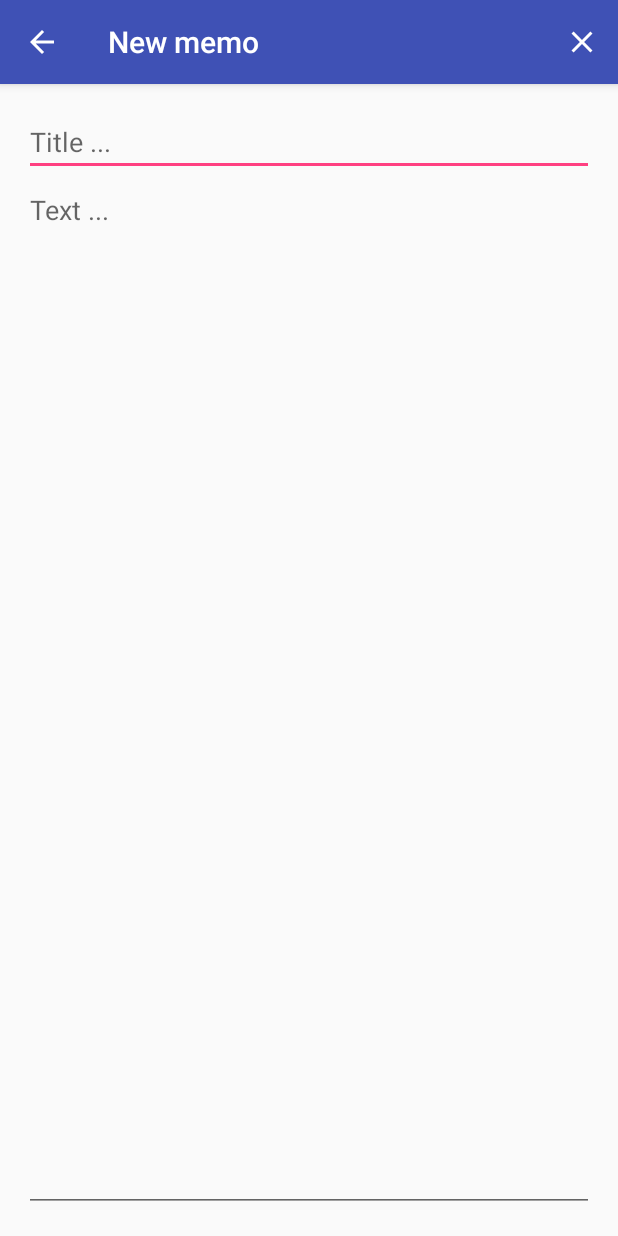
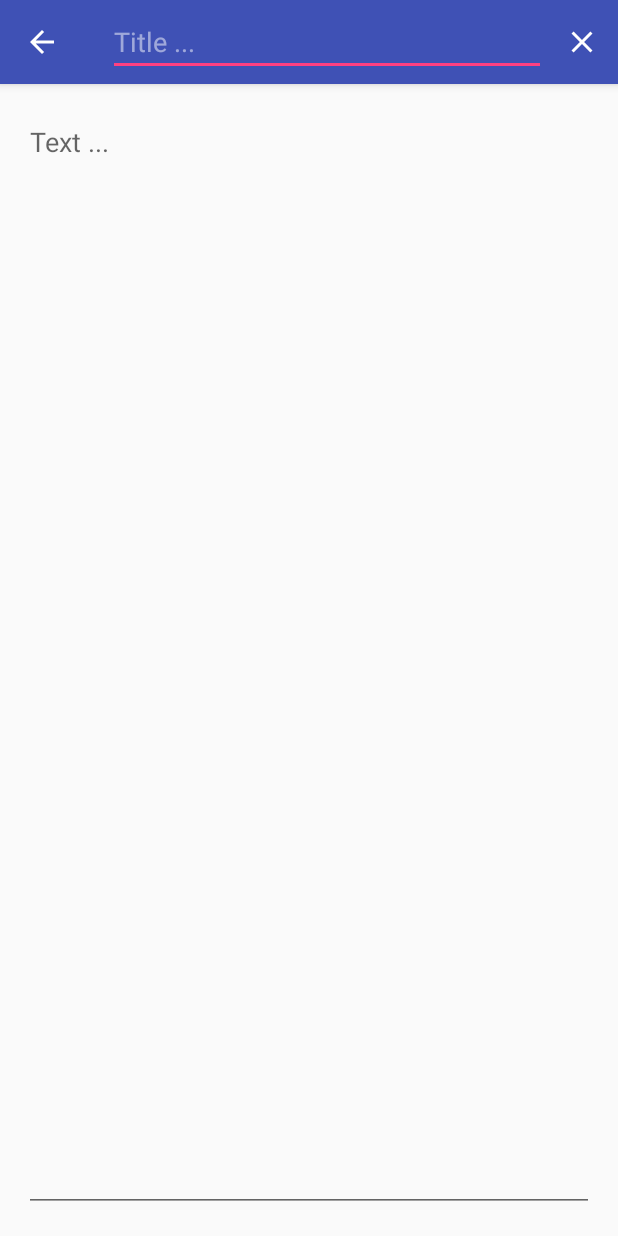
Before and after one commit to bennofs/findet-memo, an Android app: the NewTextMemoActivity screen opened directly, with no data from a screen before it, on a phone screen of 412 x 824 dp. Run offline under Robolectric (Android 15) with nearby library versions, the light colour scheme and no system bars.

Commit message:
Edittext for memo title moved to tool bar

```diff
--- a/app/src/main/res/layout/activity_new_text_memo.xml
+++ b/app/src/main/res/layout/activity_new_text_memo.xml
@@ -19,7 +19,14 @@
             android:layout_height="?attr/actionBarSize"
             android:background="?attr/colorPrimary"
             app:popupTheme="@style/AppTheme.PopupOverlay"
-            android:title="New Memo"></android.support.v7.widget.Toolbar>
+            android:title="New Memo">
+
+            <EditText
+                android:id="@+id/edittext_newtextmemo_title"
+                android:layout_width="match_parent"
+                android:layout_height="wrap_content"
+                android:hint="Title ..." />
+        </android.support.v7.widget.Toolbar>
     </android.support.design.widget.AppBarLayout>
 
     <RelativeLayout
@@ -31,17 +38,11 @@
         android:paddingTop="@dimen/activity_vertical_margin"
         app:layout_behavior="@string/appbar_scrolling_view_behavior">
 
-        <EditText
-            android:id="@+id/edittext_newtextmemo_title"
-            android:layout_width="match_parent"
-            android:layout_height="wrap_content"
-            android:hint="Title ..." />
 
         <EditText
             android:id="@+id/edittext_newtextmemo_content"
             android:layout_width="match_parent"
             android:layout_height="match_parent"
-            android:layout_below="@id/edittext_newtextmemo_title"
             android:gravity="top"
             android:hint="Text ..." />
     </RelativeLayout>
--- a/build.gradle
+++ b/build.gradle
@@ -5,7 +5,7 @@ buildscript {
         jcenter()
     }
     dependencies {
-        classpath 'com.android.tools.build:gradle:2.2.2'
+        classpath 'com.android.tools.build:gradle:2.2.3'
 
         // NOTE: Do not place your application dependencies here; they belong
         // in the individual module build.gradle files
```
Also changed, not shown: libs/fab-speed-dial/build.gradle (line endings or trailing spaces).
